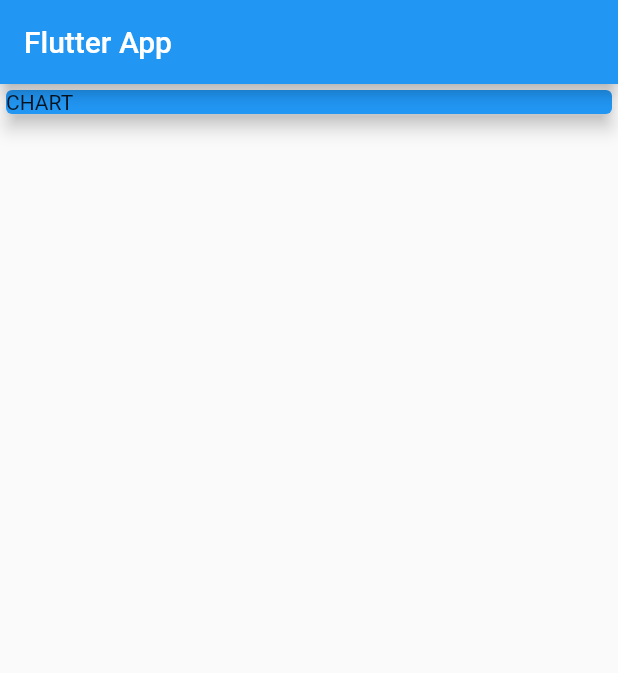
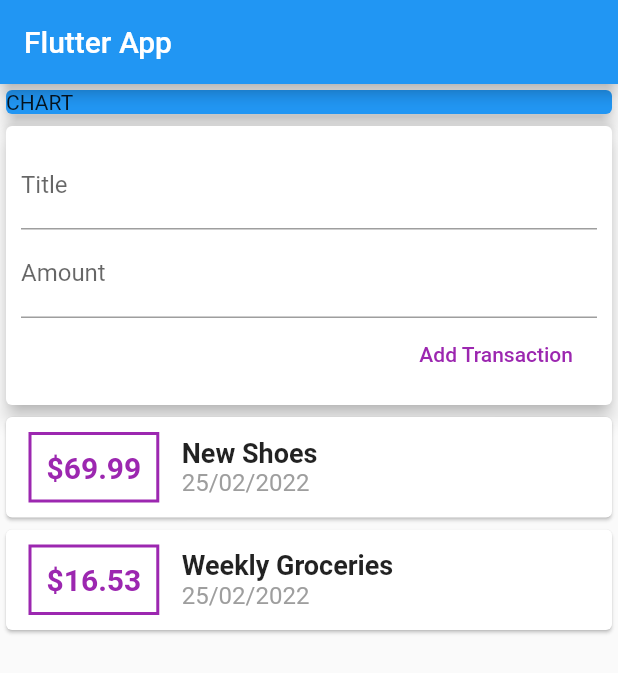
Before and after one commit to MrNasan/FlutterUdemt_ExpensePlanner, a Flutter app: the screen it shows after launch, on a phone screen of 412 x 824 dp. Shown: the top 673 px of the screen. Run offline on Flutter 3.47's test engine with Material 2 defaults, Android fonts, the phone set to English and light mode, and no system bars.

Commit message:
Create addNewTransaction method in user_transactions

```diff
--- a/lib/main.dart
+++ b/lib/main.dart
@@ -1,4 +1,5 @@
 import 'package:flutter/material.dart';
+import './widgets/user_transactions.dart';
 
 void main() => runApp(MyApp());
 
@@ -37,6 +38,7 @@ class MyHomePage extends StatelessWidget {
                 elevation: 5,
               ),
             ),
+            UserTransactions(),
           ]),
     );
   }
--- a/lib/widgets/user_transactions.dart
+++ b/lib/widgets/user_transactions.dart
@@ -23,6 +23,20 @@ class _UserTransactionsState extends State<UserTransactions> {
       date: DateTime.now(),
     ),
   ];
+
+  void _addNewTransaction(String txTitle, double txAmount) {
+    final newTx = Transaction(
+      id: DateTime.now().toString(),
+      title: txTitle,
+      amount: txAmount,
+      date: DateTime.now(),
+    );
+
+    setState(() {
+      _userTransations.add(newTx);
+    });
+  }
+
   @override
   Widget build(BuildContext context) {
     return Column(
```
Also changed, not shown: lib/widgets/transaction_list.dart (+6 -21 lines).
